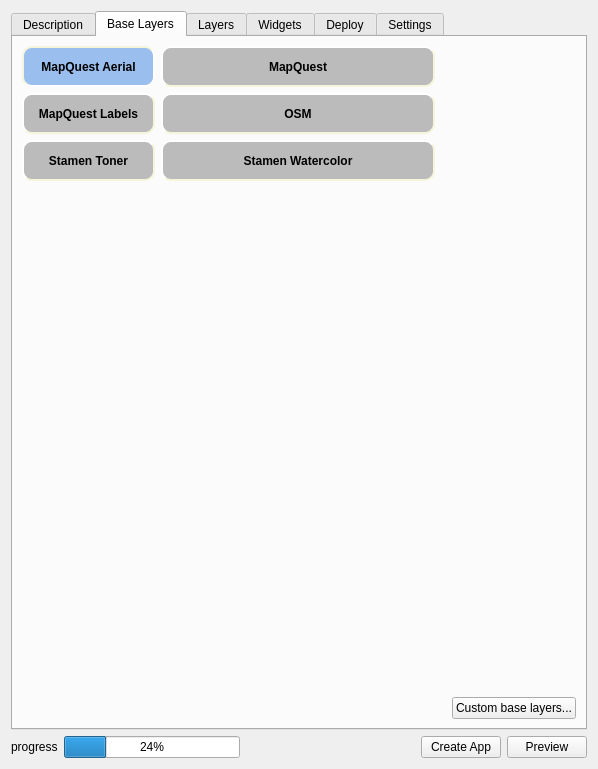
Qt form src/webappbuilder/ui_maindialog.ui (planetfederal/qgis-webappbuilder-plugin) before a commit.
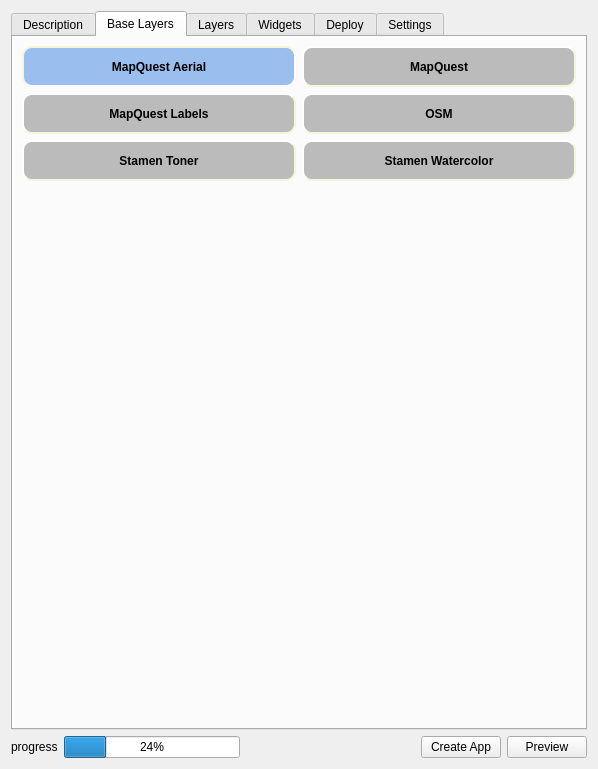
The same form after that commit. The open tabs and pages were chosen to show the change. Icons and pictures are not drawn.

Commit message: removed custom base layers button

Patch:
```diff
--- a/src/webappbuilder/ui_maindialog.ui
+++ b/src/webappbuilder/ui_maindialog.ui
@@ -428,47 +428,6 @@
          </property>
         </spacer>
        </item>
-       <item row="3" column="1">
-        <layout class="QHBoxLayout" name="horizontalLayout_8">
-         <item>
-          <spacer name="horizontalSpacer_3">
-           <property name="orientation">
-            <enum>Qt::Horizontal</enum>
-           </property>
-           <property name="sizeHint" stdset="0">
-            <size>
-             <width>40</width>
-             <height>20</height>
-            </size>
-           </property>
-          </spacer>
-         </item>
-         <item>
-          <layout class="QVBoxLayout" name="verticalLayout_10">
-           <item>
-            <spacer name="verticalSpacer_7">
-             <property name="orientation">
-              <enum>Qt::Vertical</enum>
-             </property>
-             <property name="sizeHint" stdset="0">
-              <size>
-               <width>20</width>
-               <height>40</height>
-              </size>
-             </property>
-            </spacer>
-           </item>
-           <item>
-            <widget class="QPushButton" name="buttonCustomBaseLayers">
-             <property name="text">
-              <string>Custom base layers...</string>
-             </property>
-            </widget>
-           </item>
-          </layout>
-         </item>
-        </layout>
-       </item>
       </layout>
      </widget>
      <widget class="QWidget" name="layersTab">
```
The commit also changes 2 other files.
